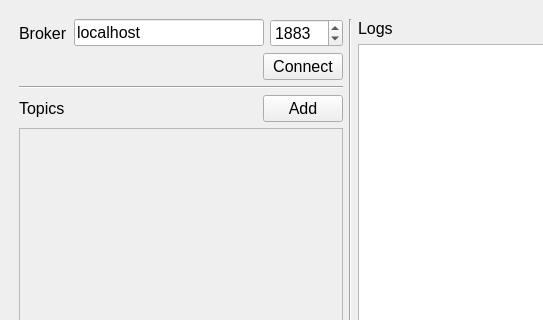
Old version of the form gui/mainwindow.ui in the repository TheZlodziej/mqtt-simulator; both pictures show x 0 to 543 and y 0 to 320 of the 700 by 500 pixel window.
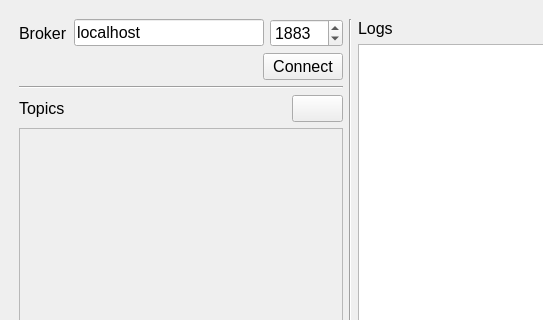
New version of the form.

```diff
--- a/gui/mainwindow.ui
+++ b/gui/mainwindow.ui
@@ -155,7 +155,7 @@
                <string>Add topic</string>
               </property>
               <property name="text">
-               <string>Add</string>
+               <string/>
               </property>
              </widget>
             </item>
```
Left out of the diff: 4 changed lines with no effect on the pictures.
